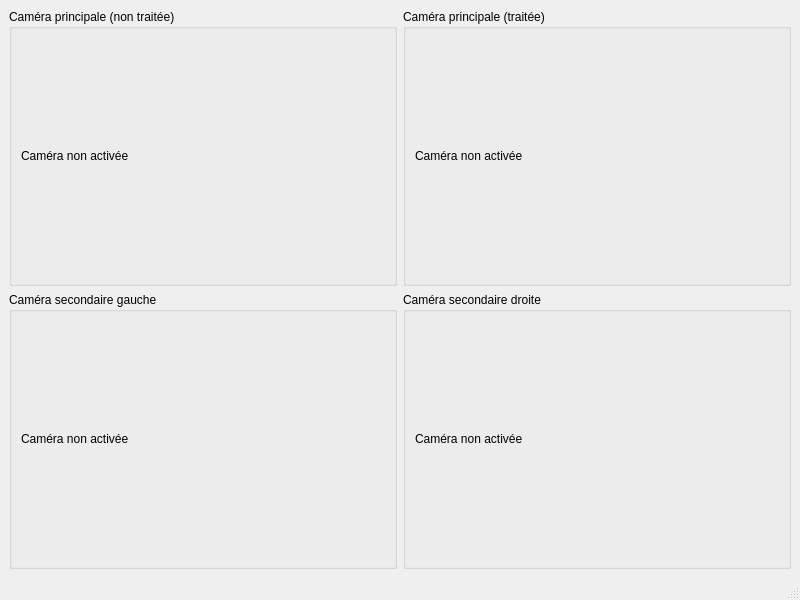
Qt form projet/interface.ui (MathieuSerra/Projet-organe) before a commit.
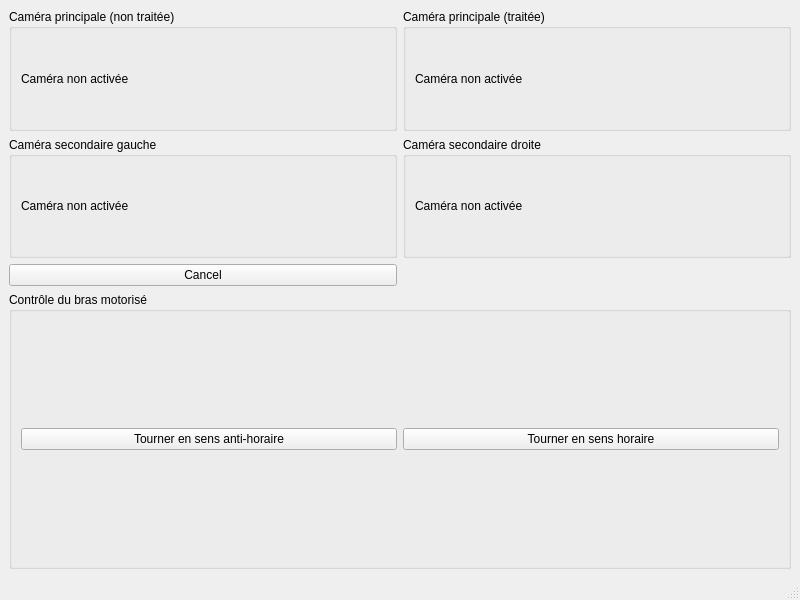
The same form after that commit.

Commit message: -Intégration à l'interface Qt des frames caméra OpenCv -Ajout de boutons de contrôle du moteur

The edit to the form file:
```diff
--- a/projet/interface.ui
+++ b/projet/interface.ui
@@ -14,25 +14,9 @@
    <string>MainWindow</string>
   </property>
   <widget class="QWidget" name="centralwidget">
-   <layout class="QHBoxLayout" name="horizontalLayout_3">
+   <layout class="QVBoxLayout" name="verticalLayout">
     <item>
      <layout class="QGridLayout" name="gridLayout_2">
-      <item row="1" column="1">
-       <widget class="QGroupBox" name="groupBox_2">
-        <property name="title">
-         <string>Caméra secondaire droite</string>
-        </property>
-        <layout class="QHBoxLayout" name="horizontalLayout_7">
-         <item>
-          <widget class="QLabel" name="label_camDroite">
-           <property name="text">
-            <string>Caméra non activée</string>
-           </property>
-          </widget>
-         </item>
-        </layout>
-       </widget>
-      </item>
       <item row="0" column="0">
        <widget class="QGroupBox" name="groupBox_3">
         <property name="title">
@@ -40,7 +24,23 @@
         </property>
         <layout class="QHBoxLayout" name="horizontalLayout_5">
          <item>
-          <widget class="QLabel" name="label_camPrinc">
+          <widget class="QLabel" name="label_camera1">
+           <property name="text">
+            <string>Caméra non activée</string>
+           </property>
+          </widget>
+         </item>
+        </layout>
+       </widget>
+      </item>
+      <item row="1" column="1">
+       <widget class="QGroupBox" name="groupBox_2">
+        <property name="title">
+         <string>Caméra secondaire droite</string>
+        </property>
+        <layout class="QHBoxLayout" name="horizontalLayout_7">
+         <item>
+          <widget class="QLabel" name="label_camera3">
            <property name="text">
             <string>Caméra non activée</string>
            </property>
@@ -81,8 +81,38 @@
         </layout>
        </widget>
       </item>
+      <item row="2" column="0">
+       <widget class="QPushButton" name="pushButton_cancel">
+        <property name="text">
+         <string>Cancel</string>
+        </property>
+       </widget>
+      </item>
      </layout>
     </item>
+    <item>
+     <widget class="QGroupBox" name="groupBox_5">
+      <property name="title">
+       <string>Contrôle du bras motorisé</string>
+      </property>
+      <layout class="QHBoxLayout" name="horizontalLayout_2">
+       <item>
+        <widget class="QPushButton" name="pushButton_rotateLeft">
+         <property name="text">
+          <string>Tourner en sens anti-horaire</string>
+         </property>
+        </widget>
+       </item>
+       <item>
+        <widget class="QPushButton" name="pushButton_rotateRight">
+         <property name="text">
+          <string>Tourner en sens horaire</string>
+         </property>
+        </widget>
+       </item>
+      </layout>
+     </widget>
+    </item>
    </layout>
   </widget>
   <widget class="QMenuBar" name="menubar">
```
Left out of the diff: 4 changed lines with no effect on the pictures. The commit also changes 2 other files.
